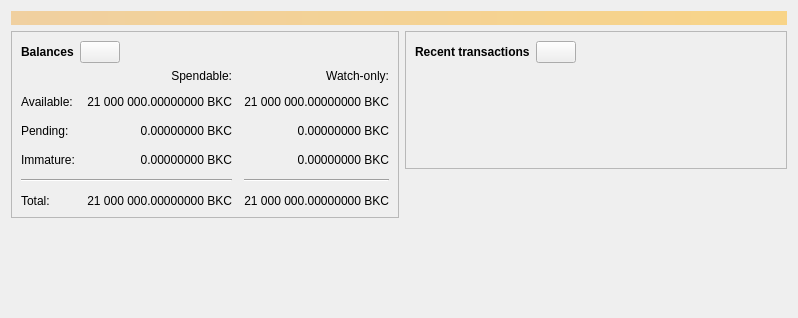
Qt form src/qt/forms/overviewpage.ui (briskcoin-project/briskcoin) before a commit.
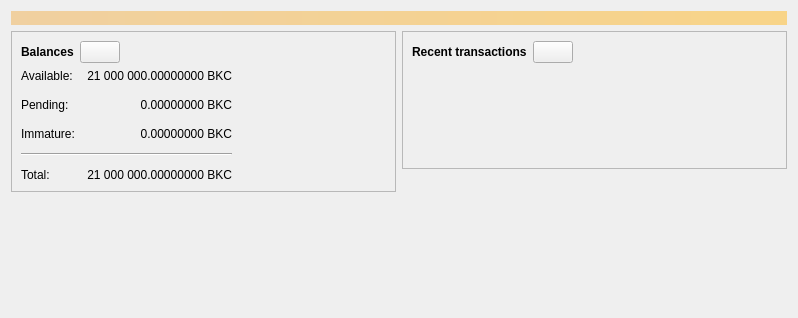
The same form after that commit. Icons and pictures are not drawn. Custom widgets are drawn as their Qt base class.

Diff of the .ui file:
```diff
--- a/src/qt/forms/overviewpage.ui
+++ b/src/qt/forms/overviewpage.ui
@@ -111,26 +111,7 @@
             <property name="spacing">
              <number>12</number>
             </property>
-            <item row="2" column="2">
-             <widget class="QLabel" name="labelWatchPending">
-              <property name="cursor">
-               <cursorShape>IBeamCursor</cursorShape>
-              </property>
-              <property name="toolTip">
-               <string>Unconfirmed transactions to watch-only addresses</string>
-              </property>
-              <property name="text">
-               <string notr="true">0.00000000 BKC</string>
-              </property>
-              <property name="alignment">
-               <set>Qt::AlignRight|Qt::AlignTrailing|Qt::AlignVCenter</set>
-              </property>
-              <property name="textInteractionFlags">
-               <set>Qt::LinksAccessibleByMouse|Qt::TextSelectableByKeyboard|Qt::TextSelectableByMouse</set>
-              </property>
-             </widget>
-            </item>
-            <item row="2" column="1">
+            <item row="1" column="1">
              <widget class="QLabel" name="labelUnconfirmed">
               <property name="cursor">
                <cursorShape>IBeamCursor</cursorShape>
@@ -149,59 +130,21 @@
               </property>
              </widget>
             </item>
-            <item row="3" column="2">
-             <widget class="QLabel" name="labelWatchImmature">
-              <property name="cursor">
-               <cursorShape>IBeamCursor</cursorShape>
-              </property>
-              <property name="toolTip">
-               <string>Mined balance in watch-only addresses that has not yet matured</string>
-              </property>
-              <property name="text">
-               <string notr="true">0.00000000 BKC</string>
-              </property>
-              <property name="alignment">
-               <set>Qt::AlignRight|Qt::AlignTrailing|Qt::AlignVCenter</set>
-              </property>
-              <property name="textInteractionFlags">
-               <set>Qt::LinksAccessibleByMouse|Qt::TextSelectableByKeyboard|Qt::TextSelectableByMouse</set>
-              </property>
-             </widget>
-            </item>
-            <item row="4" column="0" colspan="2">
+            <item row="3" column="0" colspan="2">
              <widget class="Line" name="line">
               <property name="orientation">
                <enum>Qt::Horizontal</enum>
               </property>
              </widget>
             </item>
-            <item row="4" column="2">
-             <widget class="Line" name="lineWatchBalance">
-              <property name="sizePolicy">
-               <sizepolicy hsizetype="Preferred" vsizetype="Fixed">
-                <horstretch>0</horstretch>
-                <verstretch>0</verstretch>
-               </sizepolicy>
-              </property>
-              <property name="minimumSize">
-               <size>
-                <width>140</width>
-                <height>0</height>
-               </size>
-              </property>
-              <property name="orientation">
-               <enum>Qt::Horizontal</enum>
-              </property>
-             </widget>
-            </item>
-            <item row="5" column="0">
+            <item row="4" column="0">
              <widget class="QLabel" name="labelTotalText">
               <property name="text">
                <string>Total:</string>
               </property>
              </widget>
             </item>
-            <item row="3" column="1">
+            <item row="2" column="1">
              <widget class="QLabel" name="labelImmature">
               <property name="cursor">
                <cursorShape>IBeamCursor</cursorShape>
@@ -220,7 +163,7 @@
               </property>
              </widget>
             </item>
-            <item row="2" column="3">
+            <item row="1" column="2">
              <spacer name="horizontalSpacer_2">
               <property name="orientation">
                <enum>Qt::Horizontal</enum>
@@ -233,14 +176,14 @@
               </property>
              </spacer>
             </item>
-            <item row="3" column="0">
+            <item row="2" column="0">
              <widget class="QLabel" name="labelImmatureText">
               <property name="text">
                <string>Immature:</string>
               </property>
              </widget>
             </item>
-            <item row="5" column="1">
+            <item row="4" column="1">
              <widget class="QLabel" name="labelTotal">
               <property name="cursor">
                <cursorShape>IBeamCursor</cursorShape>
@@ -259,43 +202,14 @@
               </property>
              </widget>
             </item>
-            <item row="5" column="2">
-             <widget class="QLabel" name="labelWatchTotal">
-              <property name="cursor">
-               <cursorShape>IBeamCursor</cursorShape>
-              </property>
-              <property name="toolTip">
-               <string>Current total balance in watch-only addresses</string>
-              </property>
-              <property name="text">
-               <string notr="true">21 000 000.00000000 BKC</string>
-              </property>
-              <property name="alignment">
-               <set>Qt::AlignRight|Qt::AlignTrailing|Qt::AlignVCenter</set>
-              </property>
-              <property name="textInteractionFlags">
-               <set>Qt::LinksAccessibleByMouse|Qt::TextSelectableByKeyboard|Qt::TextSelectableByMouse</set>
-              </property>
-             </widget>
-            </item>
-            <item row="0" column="2">
-             <widget class="QLabel" name="labelWatchonly">
-              <property name="text">
-               <string>Watch-only:</string>
-              </property>
-              <property name="alignment">
-               <set>Qt::AlignRight|Qt::AlignTrailing|Qt::AlignVCenter</set>
-              </property>
-             </widget>
-            </item>
-            <item row="1" column="0">
+            <item row="0" column="0">
              <widget class="QLabel" name="labelBalanceText">
               <property name="text">
                <string>Available:</string>
               </property>
              </widget>
             </item>
-            <item row="1" column="1">
+            <item row="0" column="1">
              <widget class="QLabel" name="labelBalance">
               <property name="cursor">
                <cursorShape>IBeamCursor</cursorShape>
@@ -314,42 +228,13 @@
               </property>
              </widget>
             </item>
-            <item row="1" column="2">
-             <widget class="QLabel" name="labelWatchAvailable">
-              <property name="cursor">
-               <cursorShape>IBeamCursor</cursorShape>
-              </property>
-              <property name="toolTip">
-               <string>Your current balance in watch-only addresses</string>
-              </property>
-              <property name="text">
-               <string notr="true">21 000 000.00000000 BKC</string>
-              </property>
-              <property name="alignment">
-               <set>Qt::AlignRight|Qt::AlignTrailing|Qt::AlignVCenter</set>
-              </property>
-              <property name="textInteractionFlags">
-               <set>Qt::LinksAccessibleByMouse|Qt::TextSelectableByKeyboard|Qt::TextSelectableByMouse</set>
-              </property>
-             </widget>
-            </item>
-            <item row="2" column="0">
+            <item row="1" column="0">
              <widget class="QLabel" name="labelPendingText">
               <property name="text">
                <string>Pending:</string>
               </property>
              </widget>
             </item>
-            <item row="0" column="1">
-             <widget class="QLabel" name="labelSpendable">
-              <property name="text">
-               <string>Spendable:</string>
-              </property>
-              <property name="alignment">
-               <set>Qt::AlignRight|Qt::AlignTrailing|Qt::AlignVCenter</set>
-              </property>
-             </widget>
-            </item>
            </layout>
           </item>
          </layout>
```
